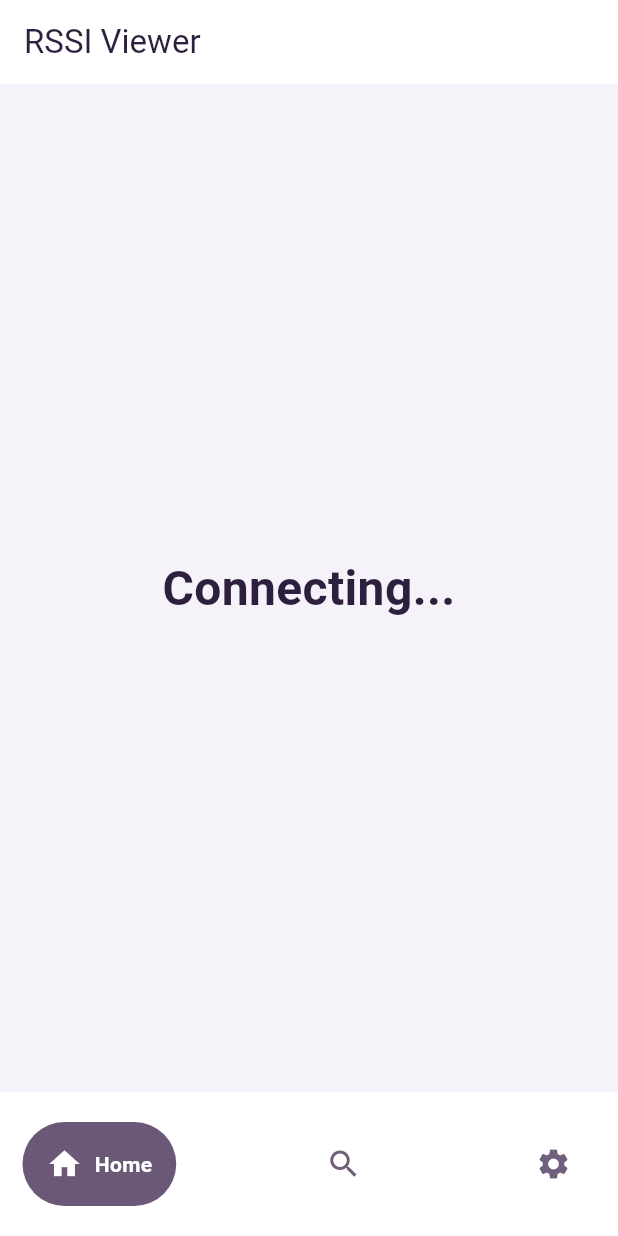
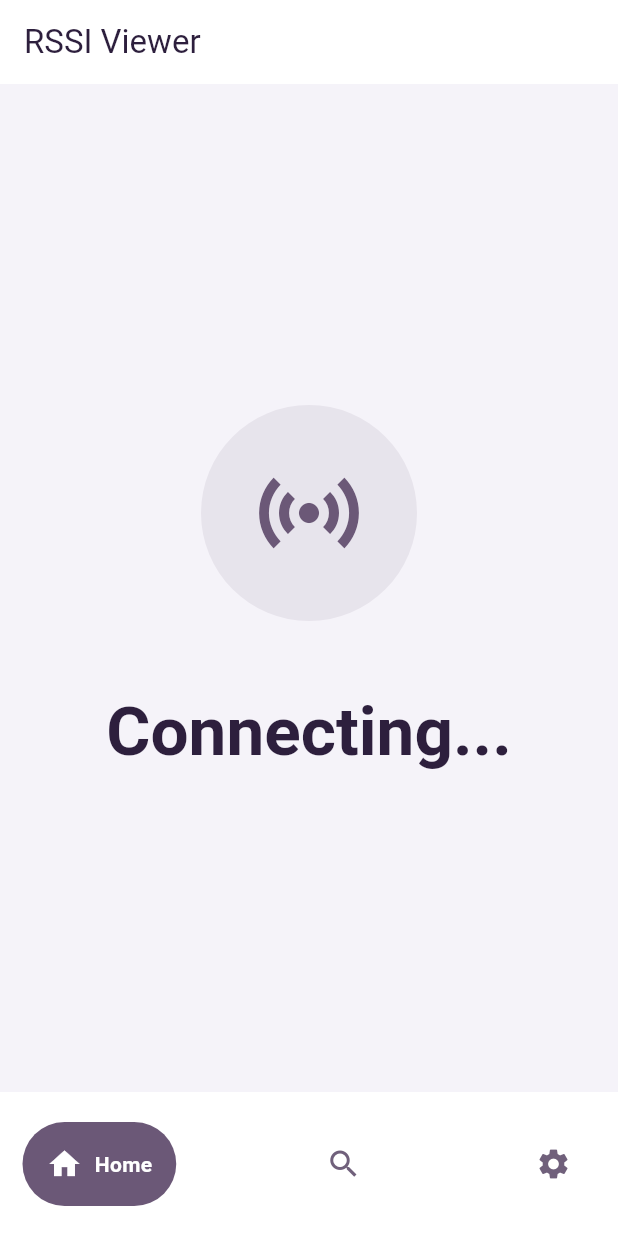
Before and after one commit to velislav088/LostMost, a Flutter app: the HomePage screen opened by its route, on a phone screen of 412 x 824 dp. Run offline on Flutter 3.47's test engine with Material 3 defaults, Android fonts, the phone set to English and light mode, and no system bars; drawn by our look-alikes of google_nav_bar; our stand-ins replace flutter_dotenv, go_router, shared_preferences, supabase_flutter; missing offline and left inert: mqtt_client; accounts and stored records are empty; project files that could hold a hidden picture were left out.

Commit message:
Updated home_page.dart to use animations for error and connection states

```diff
--- a/mobile/lib/pages/home_page.dart
+++ b/mobile/lib/pages/home_page.dart
@@ -2,6 +2,7 @@ import 'package:flutter/material.dart';
 import 'package:mobile/mqtt/mqtt_service.dart';
 import 'package:mobile/theme/app_localizations.dart';
 import 'package:mobile/theme/app_theme.dart';
+import 'package:mobile/widgets/animations_util.dart';
 import 'package:provider/provider.dart';
 
 class HomePage extends StatefulWidget {
@@ -94,32 +95,38 @@ class _HomePageState extends State<HomePage> {
 
     return Scaffold(
       appBar: AppBar(title: Text(AppLocalizations.of(context, 'home_title'))),
-      body: Center(
+      body: SafeArea(
+        child: Padding(
+          padding: const EdgeInsets.all(24),
+          child: Center(
             child: _error != null
-            ? Column(
+                ? FadeInAnimation(
+                    child: Column(
                       mainAxisAlignment: MainAxisAlignment.center,
                       children: [
-                  Icon(Icons.error_outline, size: 48, color: context.danger),
-                  const SizedBox(height: 16),
+                        Icon(
+                          Icons.error_outline,
+                          size: 64,
+                          color: context.danger,
+                        ),
+                        const SizedBox(height: 24),
                         Text(
                           AppLocalizations.of(context, 'error'),
-                    style: TextStyle(
-                      fontSize: 18,
+                          style: Theme.of(context).textTheme.headlineMedium
+                              ?.copyWith(
+                                color: context.danger,
                                 fontWeight: FontWeight.bold,
-                      color: context.danger,
                               ),
                         ),
-                  const SizedBox(height: 8),
-                  Padding(
-                    padding: const EdgeInsets.symmetric(horizontal: 16),
-                    child: Text(
+                        const SizedBox(height: 12),
+                        Text(
                           _error!,
                           textAlign: TextAlign.center,
-                      style: TextStyle(fontSize: 14, color: context.textMuted),
+                          style: Theme.of(context).textTheme.bodyLarge
+                              ?.copyWith(color: context.textMuted),
                         ),
-                  ),
-                  const SizedBox(height: 24),
-                  ElevatedButton(
+                        const SizedBox(height: 32),
+                        ElevatedButton.icon(
                           onPressed: () {
                             setState(() {
                               _error = null;
@@ -127,35 +134,73 @@ class _HomePageState extends State<HomePage> {
                             });
                             _initializeMQTT();
                           },
-                    child: Text(AppLocalizations.of(context, 'retry')),
+                          icon: const Icon(Icons.refresh),
+                          label: Text(AppLocalizations.of(context, 'retry')),
                         ),
                       ],
+                    ),
                   )
-            : Column(
+                : FadeInAnimation(
+                    child: Column(
                       mainAxisAlignment: MainAxisAlignment.center,
                       children: [
+                        ScaleInAnimation(
+                          child: Container(
+                            padding: const EdgeInsets.all(32),
+                            decoration: BoxDecoration(
+                              color: context.primary.withValues(alpha: 0.1),
+                              shape: BoxShape.circle,
+                            ),
+                            child: Icon(
+                              Icons.sensors,
+                              size: 80,
+                              color: context.primary,
+                            ),
+                          ),
+                        ),
+                        const SizedBox(height: 48),
                         Text(
                           _rssi ?? AppLocalizations.of(context, 'connecting'),
-                    style: const TextStyle(
-                      fontSize: 32,
+                          style: Theme.of(context).textTheme.displayMedium
+                              ?.copyWith(
                                 fontWeight: FontWeight.bold,
+                                color: context.text,
                               ),
                           textAlign: TextAlign.center,
                         ),
                         if (rssiValue != null) ...[
                           const SizedBox(height: 16),
-                    Text(
+                          Container(
+                            padding: const EdgeInsets.symmetric(
+                              horizontal: 16,
+                              vertical: 8,
+                            ),
+                            decoration: BoxDecoration(
+                              color: _getProximityColor(
+                                context,
+                                rssiValue,
+                              ).withValues(alpha: 0.1),
+                              borderRadius: BorderRadius.circular(20),
+                            ),
+                            child: Text(
                               _getProximityLabel(context, rssiValue),
-                      style: TextStyle(
-                        fontSize: 20,
-                        fontWeight: FontWeight.w600,
-                        color: _getProximityColor(context, rssiValue),
+                              style: Theme.of(context).textTheme.titleMedium
+                                  ?.copyWith(
+                                    fontWeight: FontWeight.bold,
+                                    color: _getProximityColor(
+                                      context,
+                                      rssiValue,
+                                    ),
+                                  ),
                             ),
                           ),
                         ],
                       ],
                     ),
                   ),
+          ),
+        ),
+      ),
     );
   }
 }
```
Lines whose indentation alone changed are shown as unchanged.
